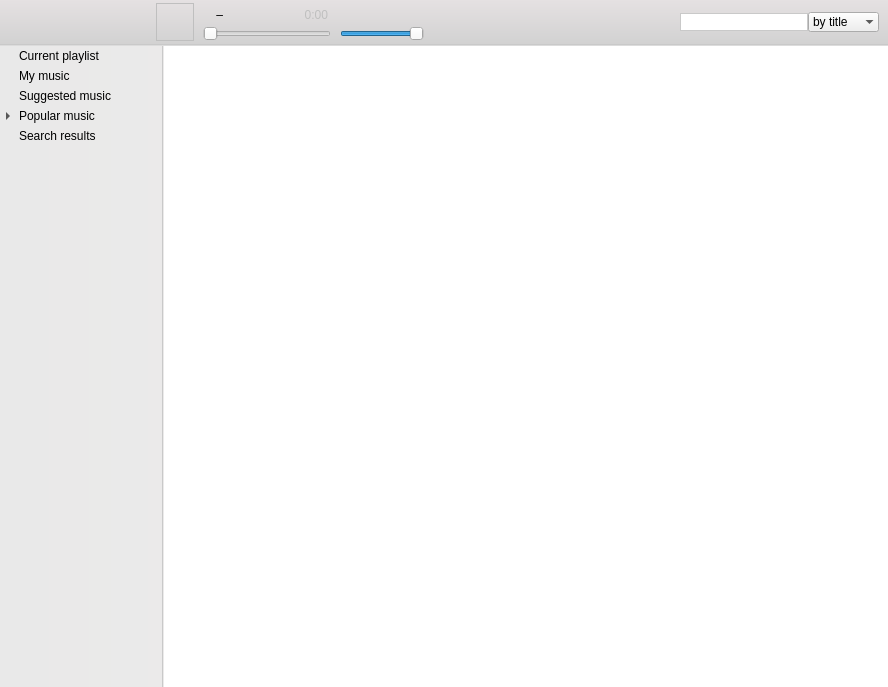
Old version of the form playerwidget.ui in the repository Amixp/flow.
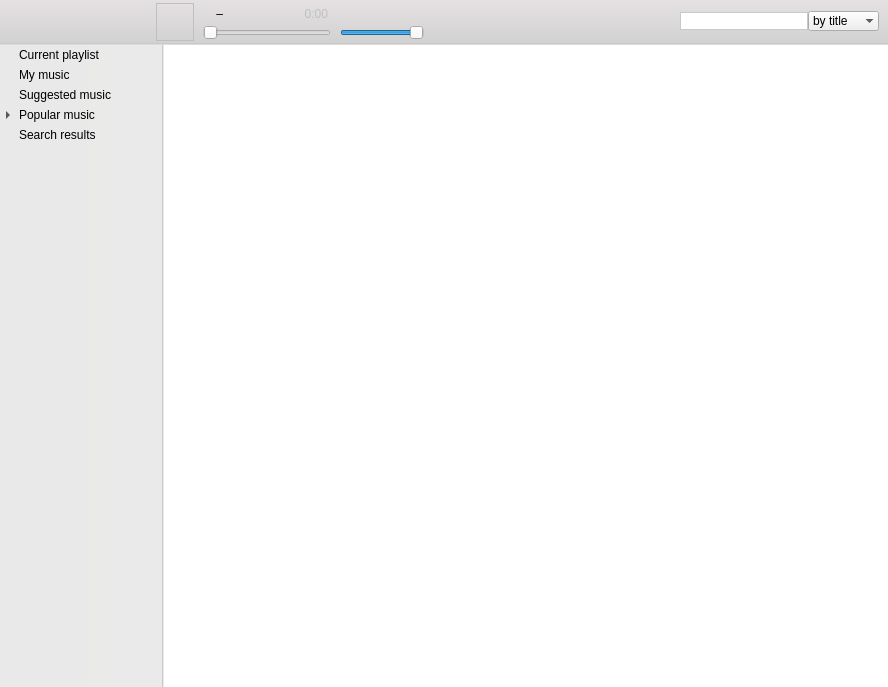
New version of the form. Icons and pictures are not drawn. Custom widgets are drawn as their Qt base class.

Commit message: Polishing control frame

Patch:
```diff
--- a/playerwidget.ui
+++ b/playerwidget.ui
@@ -268,6 +268,12 @@
        <verstretch>0</verstretch>
       </sizepolicy>
      </property>
+     <property name="maximumSize">
+      <size>
+       <width>16777215</width>
+       <height>45</height>
+      </size>
+     </property>
      <property name="font">
       <font>
        <family>Ubuntu Mono</family>
@@ -321,8 +327,8 @@
         </property>
         <property name="iconSize">
          <size>
-          <width>22</width>
-          <height>22</height>
+          <width>30</width>
+          <height>24</height>
          </size>
         </property>
         <property name="flat">
@@ -344,8 +350,8 @@
         </property>
         <property name="iconSize">
          <size>
-          <width>22</width>
-          <height>22</height>
+          <width>30</width>
+          <height>24</height>
          </size>
         </property>
         <property name="flat">
@@ -370,8 +376,8 @@
         </property>
         <property name="iconSize">
          <size>
-          <width>22</width>
-          <height>22</height>
+          <width>30</width>
+          <height>24</height>
          </size>
         </property>
         <property name="flat">
```
Left out of the diff: 3 changed lines with no effect on the pictures.
